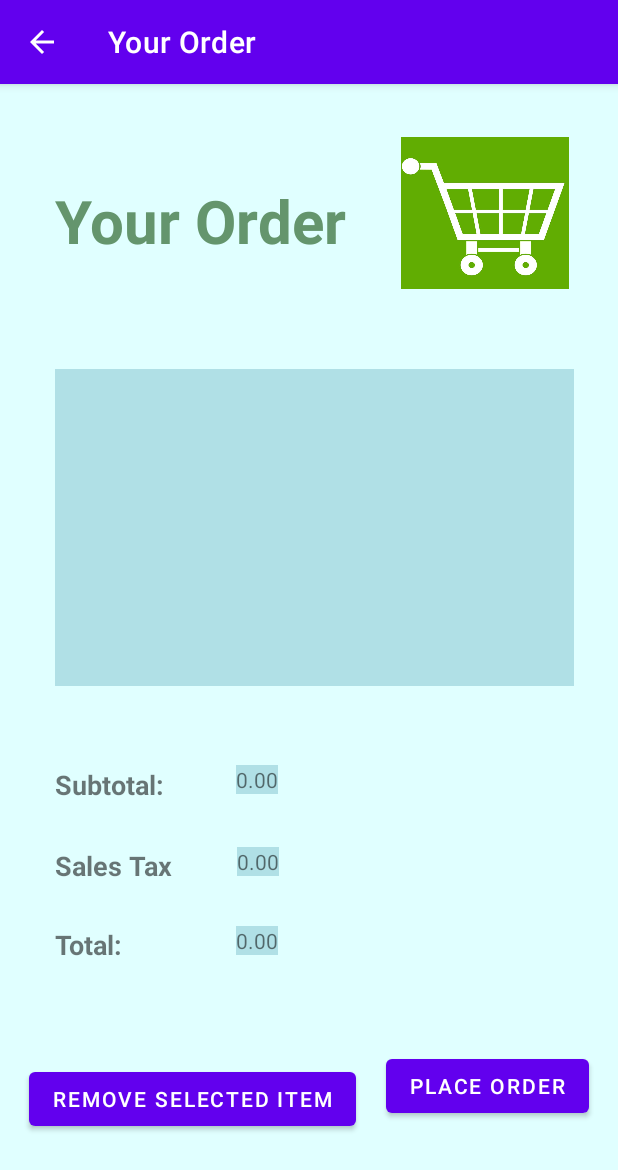
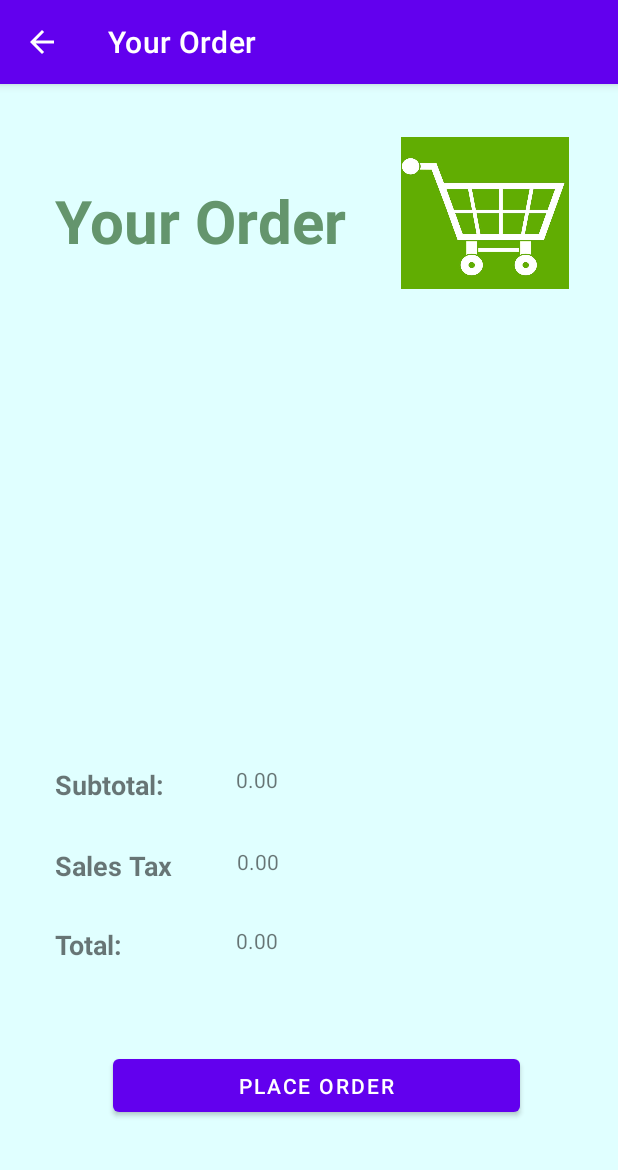
Before and after one commit to Divubhuva/Cafe_Project_2, an Android app: the OrderDetailsActivity screen opened directly, with no data from a screen before it, on a phone screen of 412 x 824 dp. Shown: the top 1170 px of the screen. Run offline under Robolectric (Android 15) with nearby library versions, the phone set to English and light mode, and no system bars.

Commit message:
Removed item remove button

```diff
--- a/app/src/main/res/layout/activity_order_details.xml
+++ b/app/src/main/res/layout/activity_order_details.xml
@@ -40,7 +40,6 @@
         android:id="@+id/YourOrderDetail"
         android:layout_width="346dp"
         android:layout_height="211dp"
-        android:background="#b0e0e6"
         app:layout_constraintBottom_toTopOf="@id/SubTotalLable"
         app:layout_constraintEnd_toEndOf="parent"
         app:layout_constraintHorizontal_bias="0.553"
@@ -104,7 +103,6 @@
         android:layout_marginRight="197dp"
         android:layout_marginBottom="19dp"
         android:text="@string/order_amount"
-        android:background="#b0e0e6"
         app:layout_constraintBottom_toTopOf="@+id/SalesTaxDetail"
         app:layout_constraintEnd_toEndOf="parent"
         app:layout_constraintHorizontal_bias="0.0"
@@ -121,7 +119,6 @@
         android:layout_marginRight="197dp"
         android:layout_marginBottom="18dp"
         android:text="@string/tax"
-        android:background="#b0e0e6"
         app:layout_constraintBottom_toTopOf="@+id/YourOrderTotalDetail"
         app:layout_constraintEnd_toEndOf="parent"
         app:layout_constraintHorizontal_bias="0.0"
@@ -138,7 +135,6 @@
         android:layout_marginRight="197dp"
         android:layout_marginBottom="172dp"
         android:text="@string/total_amount"
-        android:background="#b0e0e6"
         app:layout_constraintBottom_toBottomOf="parent"
         app:layout_constraintEnd_toEndOf="parent"
         app:layout_constraintHorizontal_bias="0.0"
@@ -146,35 +142,16 @@
         app:layout_constraintTop_toBottomOf="@+id/SalesTaxDetail" />
 
     <Button
-        android:id="@+id/RemoveSelectedItem"
-        android:layout_width="wrap_content"
-        android:layout_height="wrap_content"
-        android:layout_marginStart="20dp"
-        android:layout_marginLeft="20dp"
+        android:id="@+id/PlaceStoreOrder"
+        android:layout_width="271dp"
+        android:layout_height="47dp"
         android:layout_marginTop="58dp"
-        android:layout_marginEnd="20dp"
-        android:layout_marginRight="20dp"
-        android:layout_marginBottom="67dp"
-        android:text="@string/remove_selected_item"
-        app:layout_constraintBottom_toBottomOf="parent"
-        app:layout_constraintEnd_toStartOf="@+id/PlaceStoreOrder"
-        app:layout_constraintStart_toStartOf="parent"
-        app:layout_constraintTop_toBottomOf="@+id/yourOrderTotalLable"
-        app:layout_constraintVertical_bias="1.0" />
-
-    <Button
-        android:id="@+id/PlaceStoreOrder"
-        android:layout_width="wrap_content"
-        android:layout_height="wrap_content"
-        android:layout_marginTop="58dp"
-        android:layout_marginEnd="20dp"
-        android:layout_marginRight="20dp"
+        android:layout_marginEnd="65dp"
+        android:layout_marginRight="65dp"
         android:layout_marginBottom="73dp"
         android:text="@string/place_order"
         app:layout_constraintBottom_toBottomOf="parent"
         app:layout_constraintEnd_toEndOf="parent"
-        app:layout_constraintHorizontal_bias="1.0"
-        app:layout_constraintStart_toEndOf="@+id/RemoveSelectedItem"
         app:layout_constraintTop_toBottomOf="@id/yourOrderTotalLable"
         app:layout_constraintVertical_bias="0.0" />
 
```
Also changed, not shown: app/src/main/res/layout/activity_order_donut.xml (+6 -18 lines), app/src/main/res/layout/activity_store_order.xml (+3 -4 lines).
